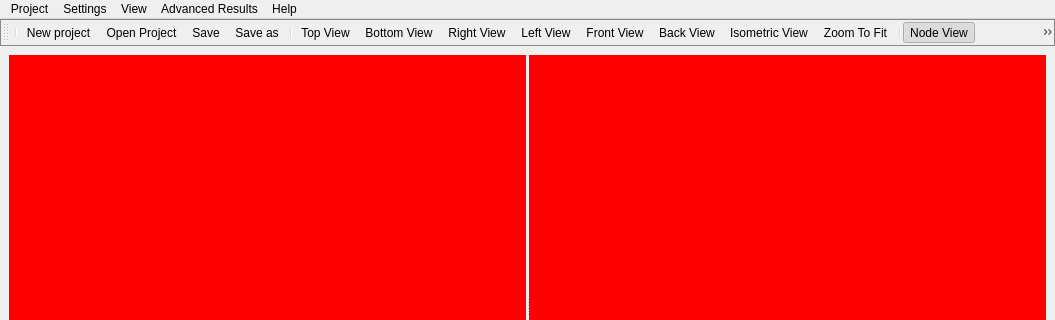
This is vibra/interface/data/ui_files/main_window.ui in MOPT-UFSC/VIBRA as Qt 5 draws it before an edit; both pictures show x 0 to 1055 and y 0 to 320 of the 1055 by 587 pixel window. The edited form follows.
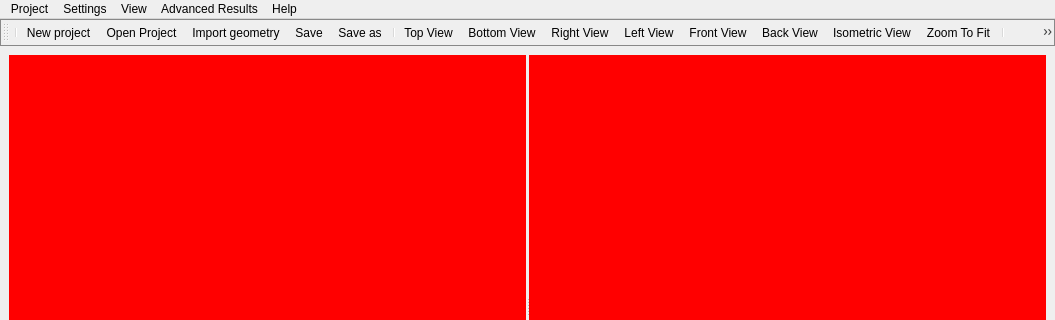
This is the edited form. Icons and pictures are not drawn.

Commit message: Add the 'Import geometry' button in the main window toolbar

The edit to the form file:
```diff
--- a/vibra/interface/data/ui_files/main_window.ui
+++ b/vibra/interface/data/ui_files/main_window.ui
@@ -103,6 +103,7 @@
    <addaction name="separator"/>
    <addaction name="action_new_project"/>
    <addaction name="action_open_project"/>
+   <addaction name="action_import_geometry"/>
    <addaction name="action_save"/>
    <addaction name="action_save_as"/>
    <addaction name="separator"/>
```
Left out of the diff: 3 changed lines with no effect on the pictures. The commit also changes 1 other file.
